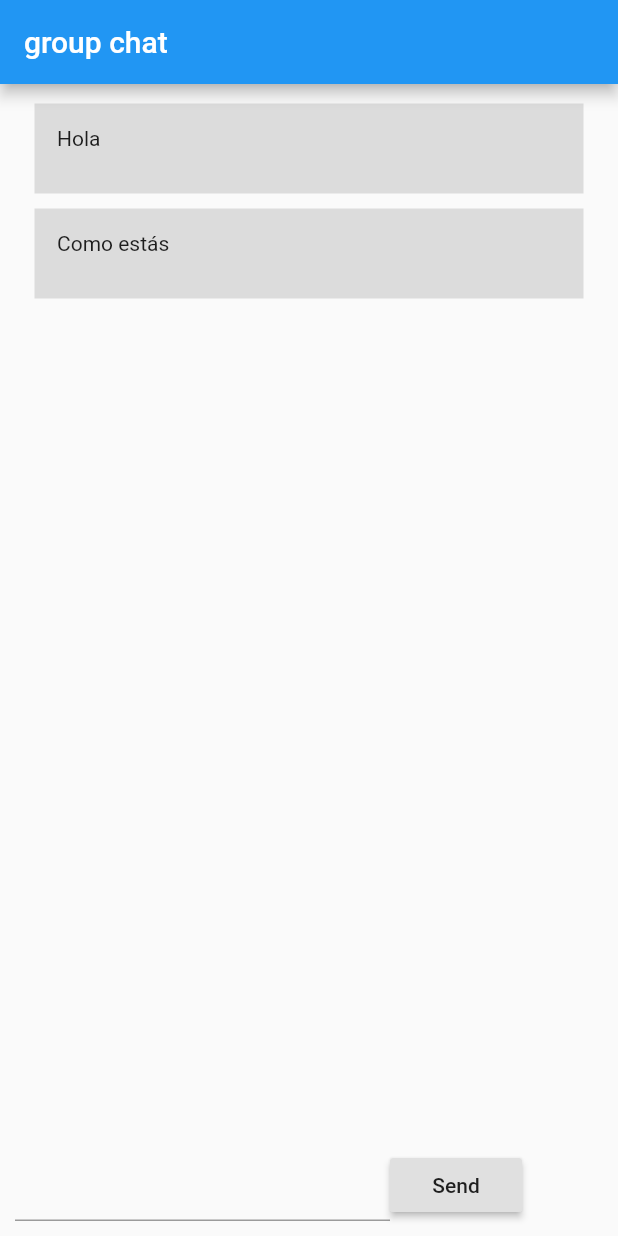
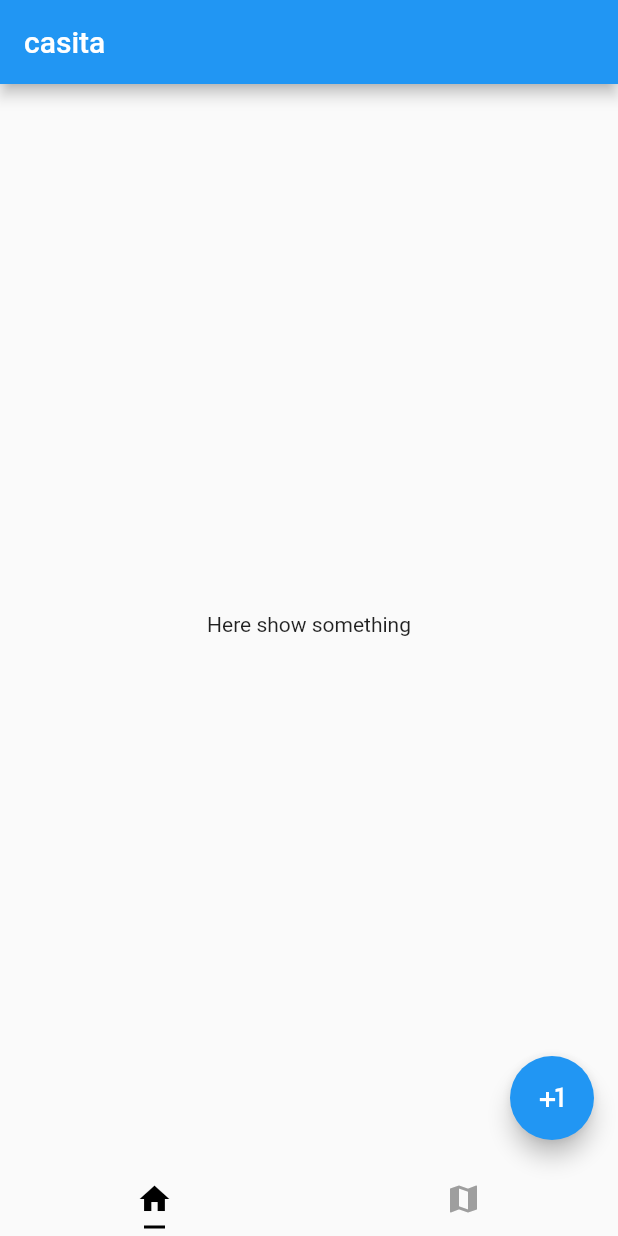
Before and after one commit to pgmz/invoke-app, a Flutter app: the screen it shows after launch, on a phone screen of 412 x 824 dp. Run offline on Flutter 3.47's test engine with Material 2 defaults, Android fonts, the phone set to English and light mode, and no system bars.

Commit message:
Added home page

```diff
--- a/lib/main.dart
+++ b/lib/main.dart
@@ -1,6 +1,6 @@
 import 'package:flutter/material.dart';
 import 'screens/group_chat.dart';
-import 'widgets/text_message.dart';
+import 'screens/home.dart';
 
 void main() => runApp(MyApp());
 
@@ -22,7 +22,7 @@ class MyApp extends StatelessWidget {
         // is not restarted.
         primarySwatch: Colors.blue,
       ),
-      home: GroupChat(),
+      home: HomePage(),
     );
   }
 }
--- a/lib/screens/home.dart
+++ b/lib/screens/home.dart
@@ -1,86 +1,55 @@
 import 'package:flutter/material.dart';
 
-class MyHomePage extends StatefulWidget {
-  MyHomePage({Key key, this.title}) : super(key: key);
-
-  // This widget is the home page of your application. It is stateful, meaning
-  // that it has a State object (defined below) that contains fields that affect
-  // how it looks.
-
-  // This class is the configuration for the state. It holds the values (in this
-  // case the title) provided by the parent (in this case the App widget) and
-  // used by the build method of the State. Fields in a Widget subclass are
-  // always marked "final".
-
-  final String title;
-
+class HomePage extends StatefulWidget {
   @override
-  _MyHomePageState createState() => _MyHomePageState();
+  _HomePageState createState() => _HomePageState();
 }
 
-class _MyHomePageState extends State<MyHomePage> {
-  int _counter = 0;
-
+class _HomePageState extends State<HomePage> {
   void _incrementCounter() {
-    setState(() {
-      // This call to setState tells the Flutter framework that something has
-      // changed in this State, which causes it to rerun the build method below
-      // so that the display can reflect the updated values. If we changed
-      // _counter without calling setState(), then the build method would not be
-      // called again, and so nothing would appear to happen.
-      _counter++;
-    });
+    setState(() {});
   }
 
   @override
   Widget build(BuildContext context) {
-    // This method is rerun every time setState is called, for instance as done
-    // by the _incrementCounter method above.
-    //
-    // The Flutter framework has been optimized to make rerunning build methods
-    // fast, so that you can just rebuild anything that needs updating rather
-    // than having to individually change instances of widgets.
-    return Scaffold(
+    return MaterialApp(
+      home: DefaultTabController(
+        length: 2,
+        child: Scaffold(
           appBar: AppBar(
-        // Here we take the value from the MyHomePage object that was created by
-        // the App.build method, and use it to set our appbar title.
-        title: Text(widget.title),
+            title: Text("casita"),
           ),
           body: Center(
-        // Center is a layout widget. It takes a single child and positions it
-        // in the middle of the parent.
             child: Column(
-          // Column is also layout widget. It takes a list of children and
-          // arranges them vertically. By default, it sizes itself to fit its
-          // children horizontally, and tries to be as tall as its parent.
-          //
-          // Invoke "debug painting" (press "p" in the console, choose the
-          // "Toggle Debug Paint" action from the Flutter Inspector in Android
-          // Studio, or the "Toggle Debug Paint" command in Visual Studio Code)
-          // to see the wireframe for each widget.
-          //
-          // Column has various properties to control how it sizes itself and
-          // how it positions its children. Here we use mainAxisAlignment to
-          // center the children vertically; the main axis here is the vertical
-          // axis because Columns are vertical (the cross axis would be
-          // horizontal).
               mainAxisAlignment: MainAxisAlignment.center,
               children: <Widget>[
                 Text(
-              'You have pushed the button this many times:',
-            ),
-            Text(
-              '$_counter',
-              style: Theme.of(context).textTheme.display1,
+                  'Here show something',
                 ),
               ],
             ),
           ),
           floatingActionButton: FloatingActionButton(
-        onPressed: _incrementCounter,
-        tooltip: 'Increment',
-        child: Icon(Icons.add),
-      ), // This trailing comma makes auto-formatting nicer for build methods.
+            tooltip: 'Invoke',
+            child: Icon(Icons.plus_one),
+          ),
+          bottomNavigationBar: TabBar(
+            tabs: [
+              Tab(
+                icon: Icon(Icons.home),
+              ),
+              Tab(
+                icon: Icon(Icons.map),
+              )
+            ],
+            labelColor: Colors.black,
+            unselectedLabelColor: Colors.grey,
+            indicatorSize: TabBarIndicatorSize.label,
+            indicatorPadding: EdgeInsets.all(5.0),
+            indicatorColor: Colors.black,
+          ),
+        ),
+      ),
     );
   }
 }
```
Also changed, not shown: lib/screens/group_chat.dart (+11 -0 lines), lib/widgets/group_chart_appbar.dart (deleted). Lines whose indentation alone changed are shown as unchanged.
